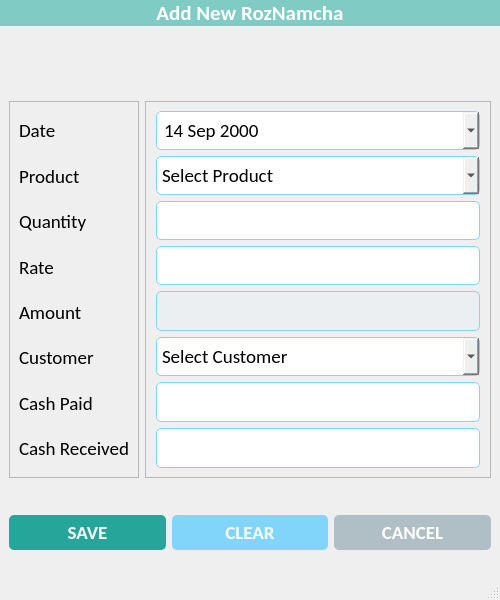
Qt form ui/add_roznamcha.ui (CodeWithEhtisham/Diesel-Pump) before a commit.
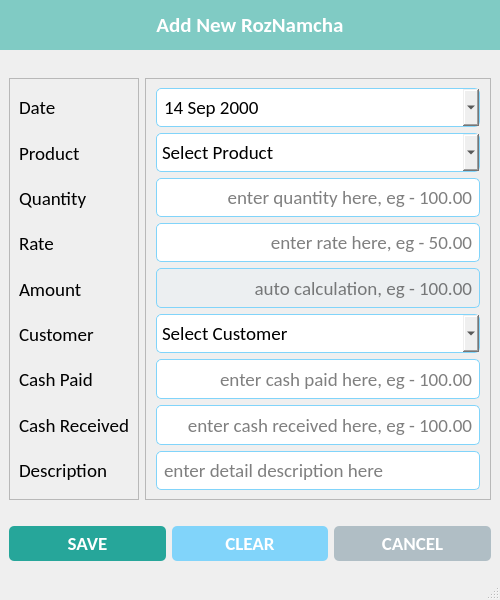
The same form after that commit. Icons and pictures are not drawn.

Patch:
```diff
--- a/ui/add_roznamcha.ui
+++ b/ui/add_roznamcha.ui
@@ -39,6 +39,7 @@
    <property name="styleSheet">
     <string notr="true">#lbl_add_roz {
 	background-color: #80cbc4;
+	padding: 12px;
 	color: #fff;
 }
 
@@ -229,6 +230,19 @@
             </property>
            </widget>
           </item>
+          <item>
+           <widget class="QLabel" name="label">
+            <property name="font">
+             <font>
+              <family>Calibri</family>
+              <pointsize>14</pointsize>
+             </font>
+            </property>
+            <property name="text">
+             <string>Description</string>
+            </property>
+           </widget>
+          </item>
          </layout>
         </widget>
        </item>
@@ -335,6 +349,9 @@
             <property name="alignment">
              <set>Qt::AlignRight|Qt::AlignTrailing|Qt::AlignVCenter</set>
             </property>
+            <property name="placeholderText">
+             <string>enter quantity here, eg - 100.00</string>
+            </property>
            </widget>
           </item>
           <item>
@@ -360,6 +377,9 @@
             <property name="alignment">
              <set>Qt::AlignRight|Qt::AlignTrailing|Qt::AlignVCenter</set>
             </property>
+            <property name="placeholderText">
+             <string>enter rate here, eg - 50.00</string>
+            </property>
            </widget>
           </item>
           <item>
@@ -379,6 +399,9 @@
             <property name="alignment">
              <set>Qt::AlignRight|Qt::AlignTrailing|Qt::AlignVCenter</set>
             </property>
+            <property name="placeholderText">
+             <string>auto calculation, eg - 100.00</string>
+            </property>
            </widget>
           </item>
           <item>
@@ -425,6 +448,9 @@
             <property name="alignment">
              <set>Qt::AlignRight|Qt::AlignTrailing|Qt::AlignVCenter</set>
             </property>
+            <property name="placeholderText">
+             <string>enter cash paid here, eg - 100.00</string>
+            </property>
            </widget>
           </item>
           <item>
@@ -443,6 +469,22 @@
             </property>
             <property name="alignment">
              <set>Qt::AlignRight|Qt::AlignTrailing|Qt::AlignVCenter</set>
+            </property>
+            <property name="placeholderText">
+             <string>enter cash received here, eg - 100.00</string>
+            </property>
+           </widget>
+          </item>
+          <item>
+           <widget class="QLineEdit" name="txt_description">
+            <property name="font">
+             <font>
+              <family>Calibri</family>
+              <pointsize>14</pointsize>
+             </font>
+            </property>
+            <property name="placeholderText">
+             <string>enter detail description here</string>
             </property>
            </widget>
           </item>
```
